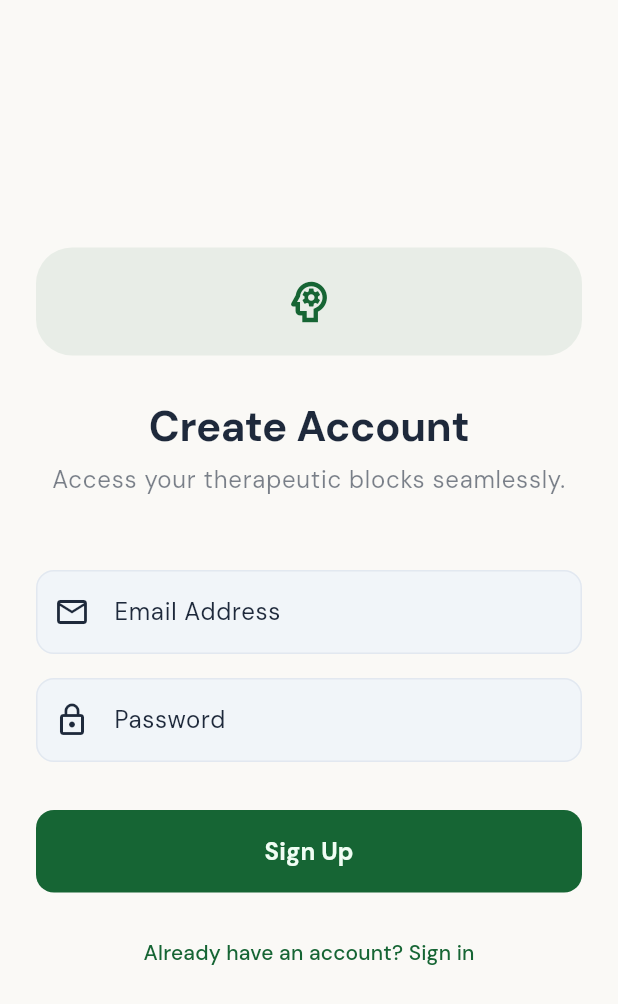
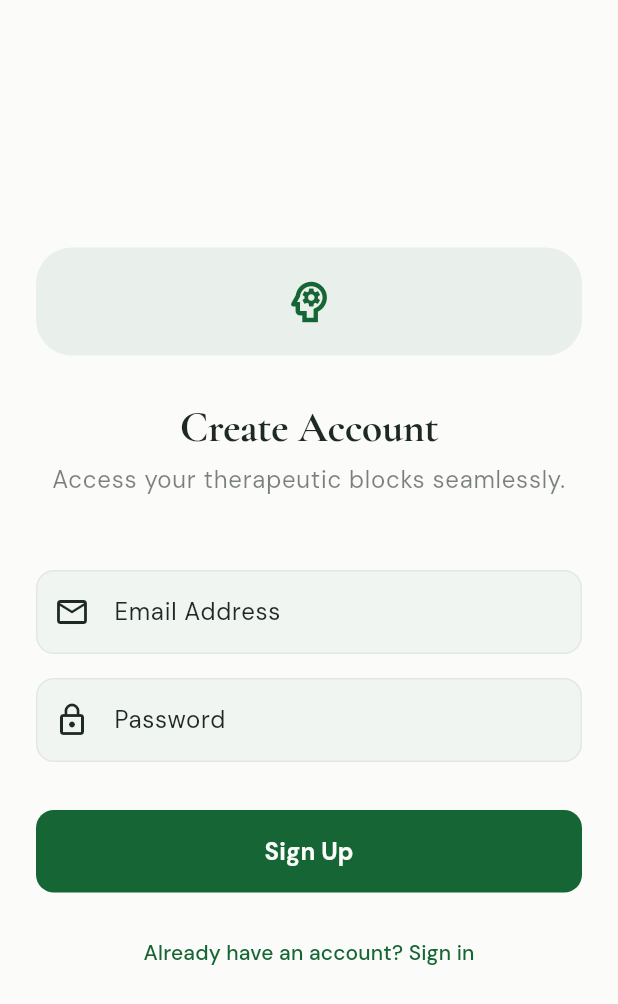
Before and after one commit to artfularchivesstudio-spec/My-4-Blocks, a Flutter app: the screen it shows after launch, after a tap on "Need an account? Sign up", on a phone screen of 412 x 824 dp. Shown: the top 1004 px of the screen. Run offline on Flutter 3.47's test engine with Material 3 defaults, Android fonts, the phone set to English and light mode, and no system bars; drawn by our look-alikes of flutter_animate; our stand-ins replace dio, equatable, flutter_bloc, flutter_markdown, go_router, google_fonts and 5 more; accounts and stored records are empty; statements that could not run were skipped.

Commit message:
feat: ✨ Enchanted Mobile Sanctuary update: Lottie, animations, & admin portal
Made-with: Cursor

```diff
--- a/mobile/lib/core/theme/app_theme.dart
+++ b/mobile/lib/core/theme/app_theme.dart
@@ -3,21 +3,21 @@ import 'package:google_fonts/google_fonts.dart';
 
 class AppTheme {
   // Serene, therapeutic color palette
-  static const Color background = Color(0xFFFAF9F6); // Warm cream
-  static const Color foreground = Color(0xFF1E293B); // Deep slate
-  static const Color primary = Color(0xFF166534); // Deep forest green
-  static const Color primaryForeground = Color(0xFFF0FDF4);
-  static const Color secondary = Color(0xFFF1F5F9);
-  static const Color secondaryForeground = Color(0xFF334155);
+  static const Color background = Color(0xFFFBFBF9); // Warm cream (oklch(0.98 0.005 90))
+  static const Color foreground = Color(0xFF1E2923); // Deep forest slate (oklch(0.20 0.02 150))
+  static const Color primary = Color(0xFF166534); // Deep forest green (oklch(0.35 0.08 160))
+  static const Color primaryForeground = Color(0xFFFBFBF9);
+  static const Color secondary = Color(0xFFF1F5F1); // Soft sage (oklch(0.96 0.01 90))
+  static const Color secondaryForeground = Color(0xFF166534);
 
   static const Color card = Colors.white;
-  static const Color border = Color(0xFFE2E8F0);
+  static const Color border = Color(0xFFE2E8E2);
 
-  // Custom blocks colors
-  static const Color anger = Color(0xFF991B1B);
-  static const Color anxiety = Color(0xFFD97706);
-  static const Color depression = Color(0xFF1E3A8A);
-  static const Color guilt = Color(0xFF6B21A8);
+  // Custom blocks colors (calming but distinct)
+  static const Color anger = Color(0xFFB91C1C); // oklch(0.60 0.18 25)
+  static const Color anxiety = Color(0xFFD97706); // oklch(0.65 0.15 85)
+  static const Color depression = Color(0xFF1E3A8A); // oklch(0.50 0.12 250)
+  static const Color guilt = Color(0xFF6B21A8); // oklch(0.55 0.15 320)
 
   static ThemeData get lightTheme {
     return ThemeData(
@@ -28,21 +28,39 @@ class AppTheme {
         onPrimary: primaryForeground,
         secondary: secondary,
         onSecondary: secondaryForeground,
-        background: background,
-        onBackground: foreground,
         surface: card,
         onSurface: foreground,
       ),
       scaffoldBackgroundColor: background,
       textTheme: GoogleFonts.dmSansTextTheme().copyWith(
-        displayLarge: GoogleFonts.dmSans(color: foreground, fontWeight: FontWeight.bold),
+        displayLarge: GoogleFonts.cormorantGaramond(
+          color: foreground,
+          fontWeight: FontWeight.bold,
+          fontSize: 32,
+        ),
+        displayMedium: GoogleFonts.cormorantGaramond(
+          color: foreground,
+          fontWeight: FontWeight.w600,
+          fontSize: 28,
+        ),
+        titleLarge: GoogleFonts.cormorantGaramond(
+          color: foreground,
+          fontWeight: FontWeight.w600,
+          fontSize: 22,
+        ),
         bodyLarge: GoogleFonts.dmSans(color: foreground),
+        bodyMedium: GoogleFonts.dmSans(color: foreground.withAlpha(200)),
       ),
-      appBarTheme: const AppBarTheme(
+      appBarTheme: AppBarTheme(
         backgroundColor: background,
         elevation: 0,
-        iconTheme: IconThemeData(color: foreground),
-        titleTextStyle: TextStyle(color: foreground, fontSize: 20, fontWeight: FontWeight.w600),
+        centerTitle: false,
+        iconTheme: const IconThemeData(color: foreground),
+        titleTextStyle: GoogleFonts.cormorantGaramond(
+          color: foreground,
+          fontSize: 24,
+          fontWeight: FontWeight.w600,
+        ),
       ),
       inputDecorationTheme: InputDecorationTheme(
         filled: true,
@@ -76,11 +94,11 @@ class AppTheme {
 
   // Dark Theme
   static ThemeData get darkTheme {
-    // Implementing the dark palette from the css
-    const darkBackground = Color(0xFF0F172A);
-    const darkForeground = Color(0xFFF8FAFC);
-    const darkPrimary = Color(0xFF22C55E);
-    const darkCard = Color(0xFF1E293B);
+    // Earthy, deep forest dark mode (oklch(0.15 0.02 150))
+    const darkBackground = Color(0xFF161D19);
+    const darkForeground = Color(0xFFFBFBF9);
+    const darkPrimary = Color(0xFF22C55E); // oklch(0.65 0.10 160)
+    const darkCard = Color(0xFF1D2621); // oklch(0.18 0.02 150)
 
     return ThemeData(
       useMaterial3: true,
@@ -90,22 +108,39 @@ class AppTheme {
         onPrimary: darkBackground,
         secondary: darkCard,
         onSecondary: darkForeground,
-        background: darkBackground,
-        onBackground: darkForeground,
         surface: darkCard,
         onSurface: darkForeground,
       ),
       scaffoldBackgroundColor: darkBackground,
       textTheme: GoogleFonts.dmSansTextTheme().copyWith(
-        displayLarge: GoogleFonts.dmSans(color: darkForeground, fontWeight: FontWeight.bold),
+        displayLarge: GoogleFonts.cormorantGaramond(
+          color: darkForeground,
+          fontWeight: FontWeight.bold,
+          fontSize: 32,
+        ),
+        displayMedium: GoogleFonts.cormorantGaramond(
+          color: darkForeground,
+          fontWeight: FontWeight.w600,
+          fontSize: 28,
+        ),
+        titleLarge: GoogleFonts.cormorantGaramond(
+          color: darkForeground,
+          fontWeight: FontWeight.w600,
+          fontSize: 22,
+        ),
         bodyLarge: GoogleFonts.dmSans(color: darkForeground),
-        bodyMedium: GoogleFonts.dmSans(color: darkForeground),
+        bodyMedium: GoogleFonts.dmSans(color: darkForeground.withAlpha(200)),
       ),
-      appBarTheme: const AppBarTheme(
+      appBarTheme: AppBarTheme(
         backgroundColor: darkBackground,
         elevation: 0,
-        iconTheme: IconThemeData(color: darkForeground),
-        titleTextStyle: TextStyle(color: darkForeground, fontSize: 20, fontWeight: FontWeight.w600),
+        centerTitle: false,
+        iconTheme: const IconThemeData(color: darkForeground),
+        titleTextStyle: GoogleFonts.cormorantGaramond(
+          color: darkForeground,
+          fontSize: 24,
+          fontWeight: FontWeight.w600,
+        ),
       ),
       inputDecorationTheme: InputDecorationTheme(
         filled: true,
--- a/mobile/lib/features/auth/screens/splash_screen.dart
+++ b/mobile/lib/features/auth/screens/splash_screen.dart
@@ -2,6 +2,8 @@ import 'package:flutter/material.dart';
 import 'package:flutter_bloc/flutter_bloc.dart';
 import 'package:go_router/go_router.dart';
 import 'package:flutter_animate/flutter_animate.dart';
+import 'package:lottie/lottie.dart';
+import 'package:lucide_icons/lucide_icons.dart';
 import '../bloc/auth_bloc.dart';
 import '../bloc/auth_state.dart';
 
@@ -19,31 +21,62 @@ class SplashScreen extends StatelessWidget {
         }
       },
       child: Scaffold(
-        body: Center(
+        body: Container(
+          width: double.infinity,
+          height: double.infinity,
+          decoration: BoxDecoration(
+            gradient: LinearGradient(
+              begin: Alignment.topCenter,
+              end: Alignment.bottomCenter,
+              colors: [
+                Theme.of(context).colorScheme.surface,
+                Theme.of(context).colorScheme.primaryContainer.withAlpha(50),
+              ],
+            ),
+          ),
+          child: Center(
             child: Column(
               mainAxisAlignment: MainAxisAlignment.center,
               children: [
-              Container(
-                width: 100,
-                height: 100,
-                decoration: BoxDecoration(
-                  gradient: LinearGradient(
-                    colors: [
-                      Theme.of(context).colorScheme.primary,
-                      Theme.of(context).colorScheme.primary.withAlpha(200)
+                Lottie.network(
+                  'https://lottie.host/8b248a80-0010-4356-9b9a-4c919c727038/oK4jXzI8YJ.json',
+                  width: 280,
+                  height: 280,
+                  fit: BoxFit.contain,
+                ).animate().fadeIn(duration: 1.seconds).scale(delay: 200.ms),
+                const SizedBox(height: 16),
+                Row(
+                  mainAxisAlignment: MainAxisAlignment.center,
+                  children: [
+                    Icon(
+                      LucideIcons.sparkles,
+                      color: Theme.of(context).colorScheme.primary,
+                      size: 32,
+                    ).animate().fadeIn(delay: 800.ms).scale().shimmer(delay: 2.seconds),
+                    const SizedBox(width: 12),
+                    Text(
+                      'My 4 Blocks',
+                      style: Theme.of(context).textTheme.displayLarge?.copyWith(
+                        fontSize: 40,
+                        fontWeight: FontWeight.bold,
+                        letterSpacing: -1,
+                        color: Theme.of(context).colorScheme.onSurface,
+                      ),
+                    ).animate()
+                     .fadeIn(delay: 600.ms, duration: 800.ms)
+                     .slideY(begin: 0.3, end: 0, curve: Curves.easeOutBack),
                   ],
                 ),
-                  shape: BoxShape.circle,
+                const SizedBox(height: 8),
+                Text(
+                  'Find your inner balance',
+                  style: Theme.of(context).textTheme.bodyLarge?.copyWith(
+                    color: Theme.of(context).colorScheme.onSurfaceVariant.withAlpha(180),
+                    letterSpacing: 0.5,
                   ),
-              ).animate(onPlay: (controller) => controller.repeat(reverse: true))
-               .scale(duration: 1.5.seconds, begin: const Offset(1, 1), end: const Offset(1.1, 1.1))
-               .shimmer(duration: 2.seconds, curve: Curves.easeInOut),
-              const SizedBox(height: 32),
-              Text(
-                'My 4 Blocks',
-                style: Theme.of(context).textTheme.displayLarge?.copyWith(fontSize: 32),
-              ).animate().fadeIn(duration: 600.ms).slideY(begin: 0.2, end: 0, curve: Curves.easeOutQuad),
+                ).animate().fadeIn(delay: 1.2.seconds),
               ],
+            ),
           ),
         ),
       ),
--- a/mobile/pubspec.yaml
+++ b/mobile/pubspec.yaml
@@ -19,7 +19,7 @@ publish_to: 'none' # Remove this line if you wish to publish to pub.dev
 version: 1.0.0+1
 
 environment:
-  sdk: ^3.11.4
+  sdk: '>=3.10.1 <4.0.0'
 
 # Dependencies specify other packages that your package needs in order to work.
 # To automatically upgrade your package dependencies to the latest versions
@@ -45,6 +45,8 @@ dependencies:
   flutter_markdown: ^0.7.7+1
   lucide_icons: ^0.257.0
   uuid: ^4.5.3
+  url_launcher: ^6.3.1
+  share_plus: ^10.1.0
   shared_preferences: ^2.5.5
   flutter_secure_storage: ^10.0.0
 
```
Also changed, not shown: mobile/lib/features/chat/screens/chat_screen.dart (+77 -16 lines), mobile/lib/features/chat/widgets/magic_streaming_bubble.dart (+8 -2 lines), mobile/pubspec.lock, 3 other files. Lines whose indentation alone changed are shown as unchanged.
